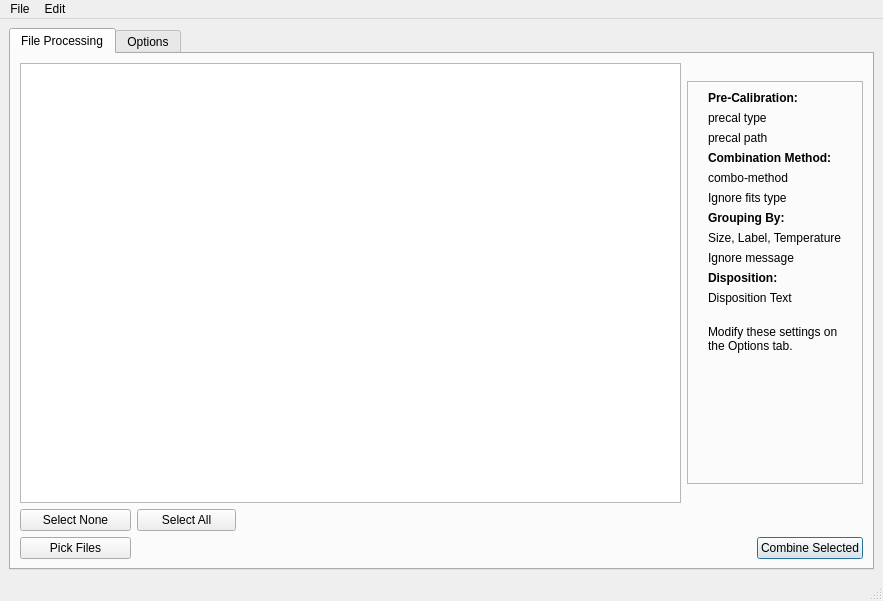
Qt form MainWindow.ui (RMcDOttawa/MasterFlatMaker) before a commit.
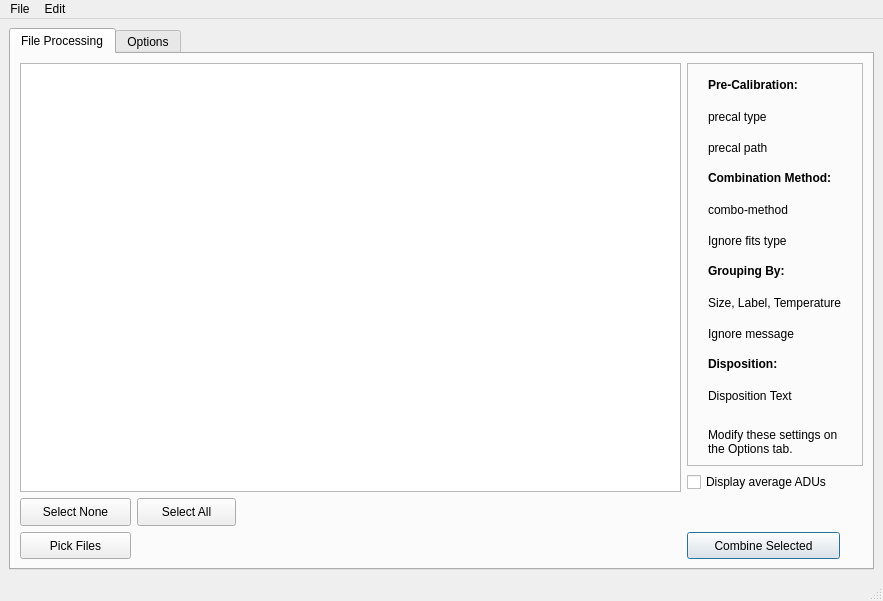
The same form after that commit.

Commit message: Displaying average ADUs in main window:  Display in main window and trigger (stub) to read the values when necessary

Diff of the .ui file:
```diff
--- a/MainWindow.ui
+++ b/MainWindow.ui
@@ -55,65 +55,7 @@
         <string>Selecting files to be processed</string>
        </attribute>
        <layout class="QGridLayout" name="gridLayout_7">
-        <item row="2" column="5">
-         <widget class="QPushButton" name="combineSelectedButton">
-          <property name="maximumSize">
-           <size>
-            <width>153</width>
-            <height>32</height>
-           </size>
-          </property>
-          <property name="text">
-           <string>Combine Selected</string>
-          </property>
-          <property name="autoDefault">
-           <bool>true</bool>
-          </property>
-          <property name="default">
-           <bool>true</bool>
-          </property>
-         </widget>
-        </item>
-        <item row="2" column="1" colspan="3">
-         <spacer name="horizontalSpacer_2">
-          <property name="orientation">
-           <enum>Qt::Horizontal</enum>
-          </property>
-          <property name="sizeHint" stdset="0">
-           <size>
-            <width>518</width>
-            <height>20</height>
-           </size>
-          </property>
-         </spacer>
-        </item>
-        <item row="1" column="0">
-         <widget class="QPushButton" name="selectNoneButton">
-          <property name="maximumSize">
-           <size>
-            <width>116</width>
-            <height>32</height>
-           </size>
-          </property>
-          <property name="text">
-           <string>Select None</string>
-          </property>
-         </widget>
-        </item>
-        <item row="1" column="1">
-         <widget class="QPushButton" name="selectAllButton">
-          <property name="maximumSize">
-           <size>
-            <width>99</width>
-            <height>32</height>
-           </size>
-          </property>
-          <property name="text">
-           <string>Select All</string>
-          </property>
-         </widget>
-        </item>
-        <item row="0" column="0" colspan="4">
+        <item row="0" column="0" rowspan="2" colspan="3">
          <widget class="QTableView" name="filesTable">
           <property name="sizePolicy">
            <sizepolicy hsizetype="Expanding" vsizetype="Expanding">
@@ -159,12 +101,12 @@
           </attribute>
          </widget>
         </item>
-        <item row="0" column="4" colspan="2">
+        <item row="0" column="3">
          <widget class="QFrame" name="frame">
           <property name="minimumSize">
            <size>
             <width>176</width>
-            <height>403</height>
+            <height>0</height>
            </size>
           </property>
           <property name="maximumSize">
@@ -183,6 +125,13 @@
            <enum>QFrame::Raised</enum>
           </property>
           <layout class="QGridLayout" name="gridLayout_6">
+           <item row="5" column="0">
+            <widget class="QLabel" name="methodInfo2">
+             <property name="text">
+              <string>Ignore fits type</string>
+             </property>
+            </widget>
+           </item>
            <item row="10" column="0">
             <widget class="QLabel" name="dispositionInfo1">
              <property name="text">
@@ -190,6 +139,30 @@
              </property>
             </widget>
            </item>
+           <item row="2" column="0">
+            <widget class="QLabel" name="preCalInfo2">
+             <property name="styleSheet">
+              <string notr="true">font: 9pt &quot;Geneva&quot;;</string>
+             </property>
+             <property name="text">
+              <string>precal path</string>
+             </property>
+            </widget>
+           </item>
+           <item row="9" column="0">
+            <widget class="QLabel" name="label_20">
+             <property name="text">
+              <string>&lt;html&gt;&lt;head/&gt;&lt;body&gt;&lt;p&gt;&lt;span style=&quot; font-weight:600;&quot;&gt;Disposition:&lt;/span&gt;&lt;/p&gt;&lt;/body&gt;&lt;/html&gt;</string>
+             </property>
+            </widget>
+           </item>
+           <item row="3" column="0">
+            <widget class="QLabel" name="label_15">
+             <property name="text">
+              <string>&lt;html&gt;&lt;head/&gt;&lt;body&gt;&lt;p&gt;&lt;span style=&quot; font-weight:600;&quot;&gt;Combination Method:&lt;/span&gt;&lt;/p&gt;&lt;/body&gt;&lt;/html&gt;</string>
+             </property>
+            </widget>
+           </item>
            <item row="1" column="0">
             <widget class="QLabel" name="preCalInfo1">
              <property name="text">
@@ -204,13 +177,6 @@
              </property>
             </widget>
            </item>
-           <item row="9" column="0">
-            <widget class="QLabel" name="label_20">
-             <property name="text">
-              <string>&lt;html&gt;&lt;head/&gt;&lt;body&gt;&lt;p&gt;&lt;span style=&quot; font-weight:600;&quot;&gt;Disposition:&lt;/span&gt;&lt;/p&gt;&lt;/body&gt;&lt;/html&gt;</string>
-             </property>
-            </widget>
-           </item>
            <item row="11" column="0">
             <widget class="QLabel" name="label_21">
              <property name="sizePolicy">
@@ -237,6 +203,13 @@
              </property>
             </widget>
            </item>
+           <item row="8" column="0">
+            <widget class="QLabel" name="groupInfo2">
+             <property name="text">
+              <string>Ignore message</string>
+             </property>
+            </widget>
+           </item>
            <item row="6" column="0">
             <widget class="QLabel" name="label_16">
              <property name="text">
@@ -244,26 +217,6 @@
              </property>
             </widget>
            </item>
-           <item row="12" column="0">
-            <spacer name="verticalSpacer_4">
-             <property name="orientation">
-              <enum>Qt::Vertical</enum>
-             </property>
-             <property name="sizeHint" stdset="0">
-              <size>
-               <width>20</width>
-               <height>40</height>
-              </size>
-             </property>
-            </spacer>
-           </item>
-           <item row="5" column="0">
-            <widget class="QLabel" name="methodInfo2">
-             <property name="text">
-              <string>Ignore fits type</string>
-             </property>
-            </widget>
-           </item>
            <item row="0" column="0">
             <widget class="QLabel" name="label_10">
              <property name="text">
@@ -271,54 +224,53 @@
              </property>
             </widget>
            </item>
-           <item row="8" column="0">
-            <widget class="QLabel" name="groupInfo2">
-             <property name="text">
-              <string>Ignore message</string>
-             </property>
-            </widget>
-           </item>
-           <item row="3" column="0">
-            <widget class="QLabel" name="label_15">
-             <property name="text">
-              <string>&lt;html&gt;&lt;head/&gt;&lt;body&gt;&lt;p&gt;&lt;span style=&quot; font-weight:600;&quot;&gt;Combination Method:&lt;/span&gt;&lt;/p&gt;&lt;/body&gt;&lt;/html&gt;</string>
-             </property>
-            </widget>
-           </item>
-           <item row="2" column="0">
-            <widget class="QLabel" name="preCalInfo2">
-             <property name="styleSheet">
-              <string notr="true">font: 9pt &quot;Geneva&quot;;</string>
-             </property>
-             <property name="text">
-              <string>precal path</string>
-             </property>
-            </widget>
-           </item>
           </layout>
          </widget>
         </item>
+        <item row="1" column="3">
+         <widget class="QCheckBox" name="displayAvgADUs">
+          <property name="toolTip">
+           <string>Show the average ADU level for each displayed file</string>
+          </property>
+          <property name="text">
+           <string>Display average ADUs</string>
+          </property>
+         </widget>
+        </item>
         <item row="2" column="0">
-         <widget class="QPushButton" name="pickFilesButton">
+         <widget class="QPushButton" name="selectNoneButton">
           <property name="maximumSize">
            <size>
-            <width>111</width>
+            <width>116</width>
             <height>32</height>
            </size>
           </property>
           <property name="text">
-           <string>Pick Files</string>
+           <string>Select None</string>
           </property>
          </widget>
         </item>
-        <item row="1" column="2" colspan="2">
+        <item row="2" column="1">
+         <widget class="QPushButton" name="selectAllButton">
+          <property name="maximumSize">
+           <size>
+            <width>99</width>
+            <height>32</height>
+           </size>
+          </property>
+          <property name="text">
+           <string>Select All</string>
+          </property>
+         </widget>
+        </item>
+        <item row="2" column="2">
          <widget class="QLabel" name="selectedLabel">
           <property name="text">
            <string/>
           </property>
          </widget>
         </item>
-        <item row="1" column="4" colspan="2">
+        <item row="2" column="3">
          <spacer name="horizontalSpacer">
           <property name="orientation">
            <enum>Qt::Horizontal</enum>
@@ -331,6 +283,51 @@
           </property>
          </spacer>
         </item>
+        <item row="3" column="0">
+         <widget class="QPushButton" name="pickFilesButton">
+          <property name="maximumSize">
+           <size>
+            <width>111</width>
+            <height>32</height>
+           </size>
+          </property>
+          <property name="text">
+           <string>Pick Files</string>
+          </property>
+         </widget>
+        </item>
+        <item row="3" column="1" colspan="2">
+         <spacer name="horizontalSpacer_2">
+          <property name="orientation">
+           <enum>Qt::Horizontal</enum>
+          </property>
+          <property name="sizeHint" stdset="0">
+           <size>
+            <width>518</width>
+            <height>20</height>
+           </size>
+          </property>
+         </spacer>
+        </item>
+        <item row="3" column="3">
+         <widget class="QPushButton" name="combineSelectedButton">
+          <property name="maximumSize">
+           <size>
+            <width>153</width>
+            <height>32</height>
+           </size>
+          </property>
+          <property name="text">
+           <string>Combine Selected</string>
+          </property>
+          <property name="autoDefault">
+           <bool>true</bool>
+          </property>
+          <property name="default">
+           <bool>true</bool>
+          </property>
+         </widget>
+        </item>
        </layout>
       </widget>
       <widget class="QWidget" name="optionsTab">
```
Left out of the diff: 2 changed lines with no effect on the pictures. The commit also changes 5 other files.
